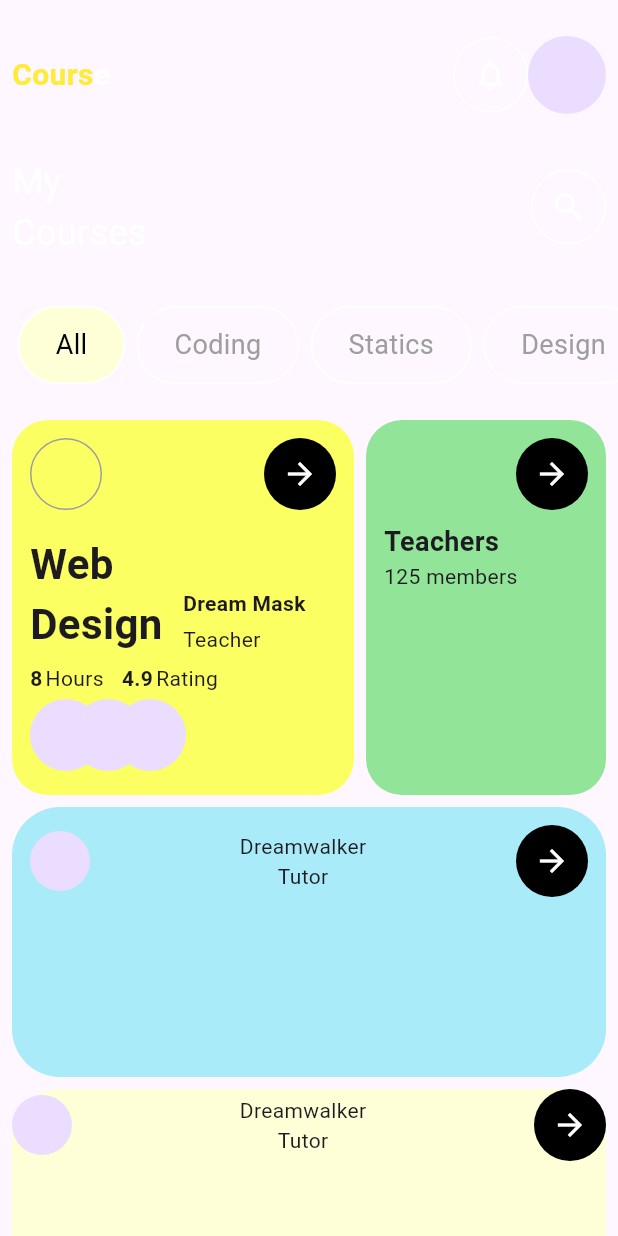
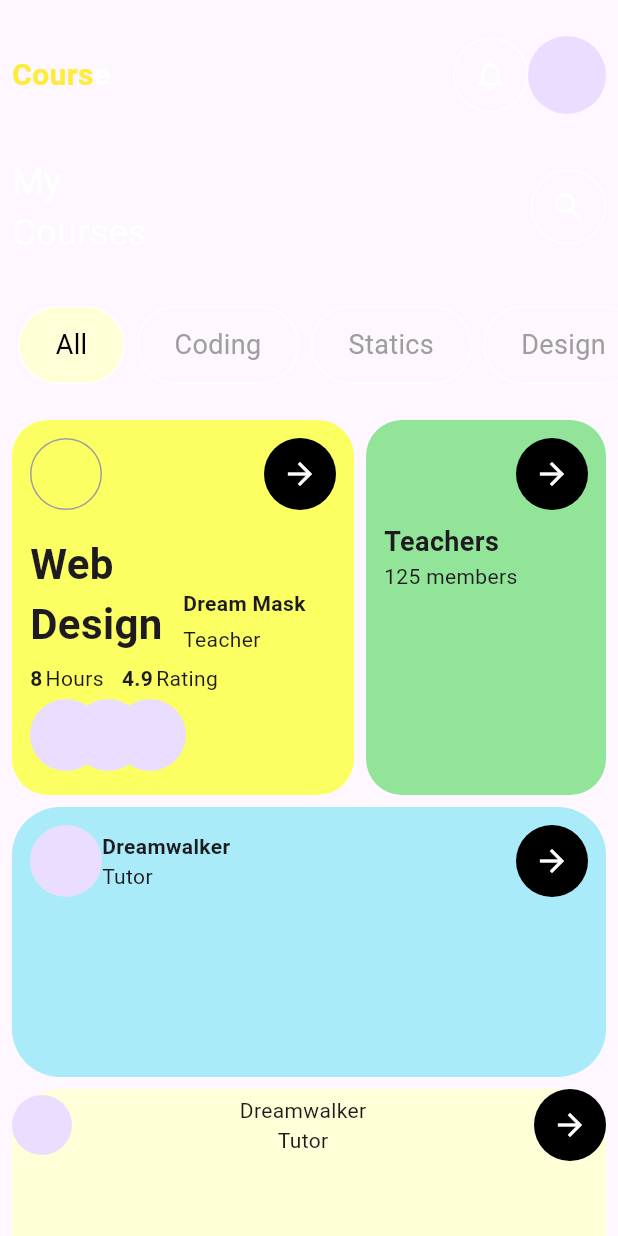
Before and after one commit to JAICHANGPARK/flutter_notebook_chapter_35, a Flutter app: the LearningHomePage screen opened directly, on a phone screen of 412 x 824 dp. Run offline on Flutter 3.47's test engine with Material 3 defaults, Android fonts, the phone set to English and light mode, and no system bars; our stand-ins replace dots_indicator, gap.

Commit message:
Update learning_home_page.dart

```diff
--- a/lib/ep1774_learning_app/view/learning_home_page.dart
+++ b/lib/ep1774_learning_app/view/learning_home_page.dart
@@ -297,11 +297,19 @@ class _LearningHomePageState extends State<LearningHomePage> {
                       children: [
                         Row(
                           children: [
-                            CircleAvatar(),
+                            CircleAvatar(
+                              radius: 24,
+                            ),
                             Expanded(
                               child: Column(
+                                crossAxisAlignment: CrossAxisAlignment.start,
                                 children: [
-                                  Text("Dreamwalker"),
+                                  Text(
+                                    "Dreamwalker",
+                                    style: TextStyle(
+                                      fontWeight: FontWeight.bold,
+                                    ),
+                                  ),
                                   Text("Tutor"),
                                 ],
                               ),
```
